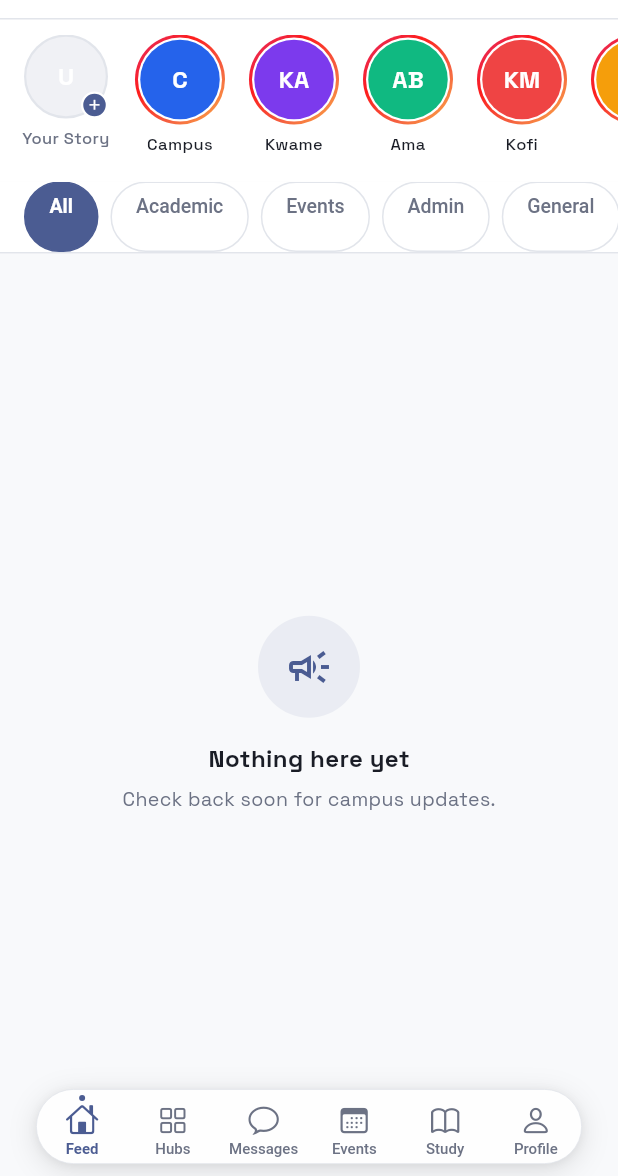
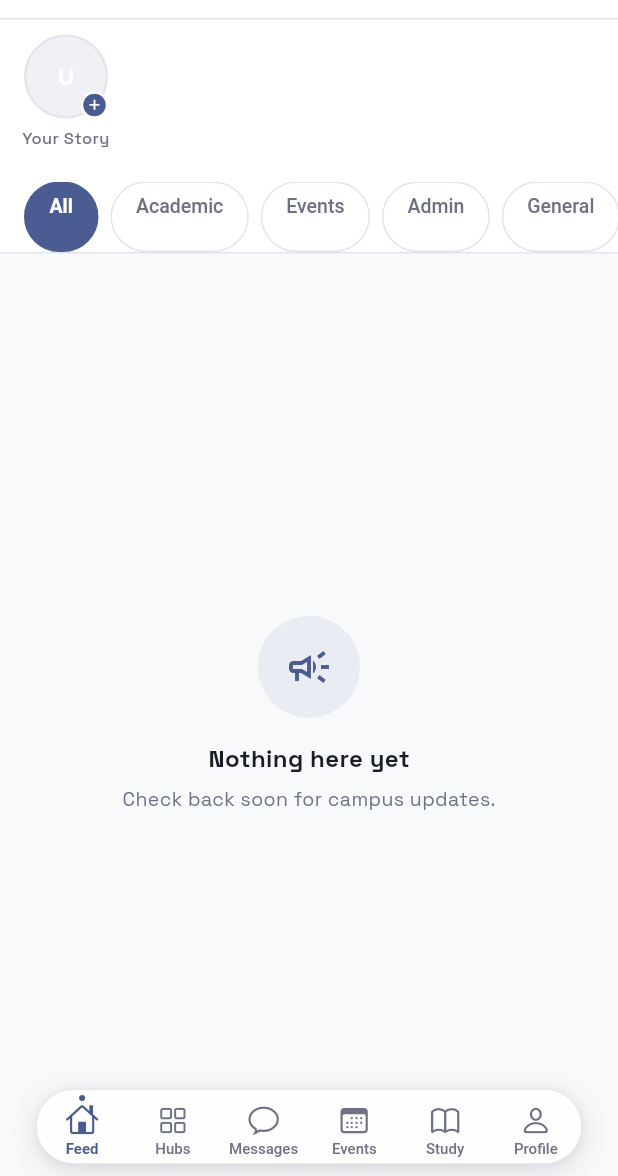
Before and after one commit to chrisxie12/UNIFY, a Flutter app: the screen it shows once a user with an empty profile is signed in, on a phone screen of 412 x 824 dp, the part 60-1236 px from its top. Run offline on Flutter 3.47's test engine with Material 3 defaults, Android fonts, the phone set to English and light mode, and no system bars; drawn by our look-alikes of cached_network_image; our stand-ins replace connectivity_plus, equatable, file_picker, firebase_core, firebase_messaging, flutter_dotenv and 10 more; accounts and stored records are empty; network calls fail.

Commit message:
Remove fake placeholder stories from feed stories row
Only the current user's own story circle is shown now.
The _StoryData class and _placeholders list are deleted.

```diff
--- a/mobile_flutter/lib/features/feed/presentation/screens/feed_screen.dart
+++ b/mobile_flutter/lib/features/feed/presentation/screens/feed_screen.dart
@@ -281,20 +281,11 @@ class _StoriesRow extends StatelessWidget {
   final String? avatarUrl;
   final String firstName;
 
-  static const _placeholders = [
-    _StoryData('Campus', null, null, Color(0xFF2563EB)),
-    _StoryData('Kwame A.', 'KA', null, Color(0xFF7C3AED)),
-    _StoryData('Ama B.', 'AB', null, Color(0xFF10B981)),
-    _StoryData('Kofi M.', 'KM', null, Color(0xFFEF4444)),
-    _StoryData('Efua T.', 'ET', null, Color(0xFFF59E0B)),
-    _StoryData('Yaw O.', 'YO', null, Color(0xFF2563EB)),
-  ];
-
   @override
   Widget build(BuildContext context) {
     return Container(
       color: context.appBarBg,
-      padding: const EdgeInsets.fromLTRB(12, 10, 0, 10),
+      padding: const EdgeInsets.fromLTRB(12, 10, 12, 10),
       child: SizedBox(
         height: 88,
         child: ListView(
@@ -308,31 +299,11 @@ class _StoriesRow extends StatelessWidget {
               size: 56,
               onTap: () {},
             ),
-            const SizedBox(width: 12),
-            ..._placeholders.map((s) => Padding(
-                  padding: const EdgeInsets.only(right: 12),
-                  child: StoryCircle(
-                    name: s.name,
-                    initials: s.initials,
-                    color: s.color,
-                    hasRing: true,
-                    size: 56,
-                    onTap: () {},
-                  ),
-                )),
           ],
         ),
       ),
     );
   }
-}
-
-class _StoryData {
-  final String name;
-  final String? initials;
-  final String? imageUrl;
-  final Color color;
-  const _StoryData(this.name, this.initials, this.imageUrl, this.color);
 }
 
 // ── Category tabs delegate (pinned SliverPersistentHeader) ────────────────────
```
